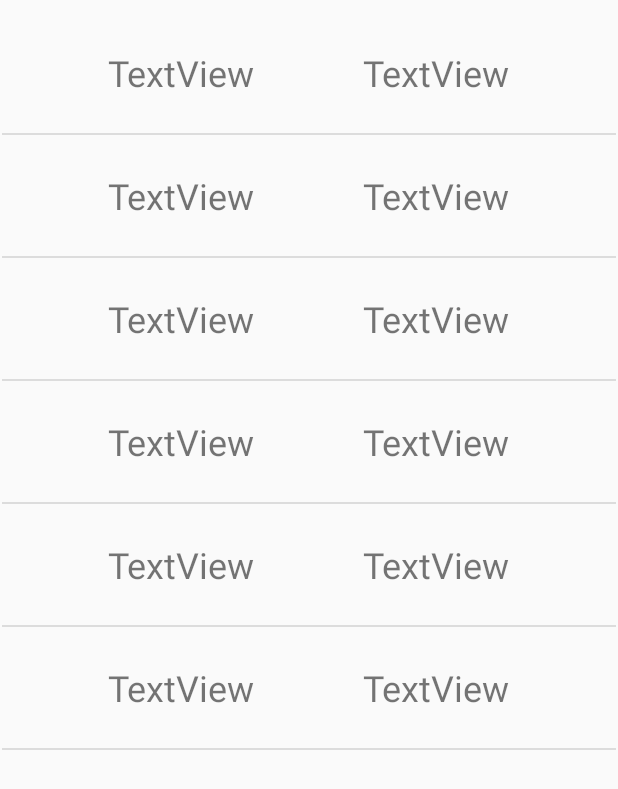
After one commit to wa451/PasswordManagerApp, an Android app: the layout show_layout.xml on its own in the app's theme, with its tools: preview values and no code run, on a phone screen of 412 x 824 dp. The commit adds this screen. Shown: the top 789 px of the screen. Run offline under Robolectric (Android 15) with nearby library versions, the phone set to English and light mode, and no system bars.

Commit message:
showまでの遷移

```diff
--- a/app/src/main/java/com/example/passwordmanager/ShowActivity.kt
+++ b/app/src/main/java/com/example/passwordmanager/ShowActivity.kt
@@ -2,10 +2,16 @@ package com.example.passwordmanager
 
 import androidx.appcompat.app.AppCompatActivity
 import android.os.Bundle
+import androidx.recyclerview.widget.LinearLayoutManager
+import androidx.recyclerview.widget.RecyclerView
 import io.realm.Realm
+import io.realm.Sort
 
 class ShowActivity : AppCompatActivity() {
+    private lateinit var recyclerView: RecyclerView
     private lateinit var realm: Realm
+    private lateinit var showAdapter: ShowAdapter
+    private lateinit var layoutManager: RecyclerView.LayoutManager
     override fun onCreate(savedInstanceState: Bundle?) {
         super.onCreate(savedInstanceState)
         setContentView(R.layout.activity_show)
@@ -13,6 +19,23 @@ class ShowActivity : AppCompatActivity() {
         realm= Realm.getDefaultInstance()
     }
 
+    override fun onStart() {
+        super.onStart()
+
+        var title = intent.getStringExtra("title").toString()
+
+        val uniqueList = realm.where(MyModel::class.java).equalTo("title", title).findAll()
+
+        //アダプターに結果を入れますよ
+        recyclerView = findViewById(R.id.rvShow)//ここでまずは中身recyclerViewにを入れる
+        showAdapter = ShowAdapter(uniqueList)
+        recyclerView.adapter = showAdapter
+
+        //縦並びに配置しますよ
+        layoutManager = LinearLayoutManager(this)
+        recyclerView.layoutManager = layoutManager
+    }
+
     override fun onDestroy() {
         super.onDestroy()
         realm.close()
--- /dev/null
+++ b/app/src/main/java/com/example/passwordmanager/ShowAdapter.kt
@@ -0,0 +1,36 @@
+package com.example.passwordmanager
+
+import android.view.LayoutInflater
+import android.view.ViewGroup
+import androidx.recyclerview.widget.RecyclerView
+import io.realm.RealmResults
+
+class ShowAdapter(realmResults: RealmResults<MyModel>): RecyclerView.Adapter<ViewHolderShow>() {
+    private val rResults: RealmResults<MyModel> =realmResults
+    override fun onCreateViewHolder(parent: ViewGroup, viewType: Int): ViewHolderShow {
+        val  oneXml = LayoutInflater.from(parent.context)
+            .inflate(R.layout.show_layout,parent,false)
+        return ViewHolderShow(oneXml)
+    }
+
+    override fun getItemCount(): Int {
+        return rResults.size
+    }
+
+    override fun onBindViewHolder(holder: ViewHolderShow, position: Int) {
+        val myModel = rResults[position]//position番目の結果を取得
+        val tvName = listOf(holder.showName1, holder.showName2, holder.showName3, holder.showName4, holder.showName5, holder.showName6)
+        val tvPass = listOf(holder.showPass1, holder.showPass2, holder.showPass3, holder.showPass4, holder.showPass5, holder.showPass6)
+        val nameList = listOf(myModel?.name1.toString(), myModel?.name2.toString(), myModel?.name3.toString(), myModel?.name4.toString(), myModel?.name5.toString(), myModel?.name6.toString())
+        val passList = listOf(myModel?.password1.toString(), myModel?.password2.toString(), myModel?.password3.toString(), myModel?.password4.toString(), myModel?.password5.toString(), myModel?.password6.toString())
+        for (i in 0..tvName.size-1){
+            if (nameList[i] == ""){
+                tvName[i].text = ""
+                tvPass[i].text = ""
+            }else {
+                tvName[i].text = nameList[i]
+                tvPass[i].text = passList[i]
+            }
+        }
+    }
+}
--- /dev/null
+++ b/app/src/main/java/com/example/passwordmanager/ViewHolderShow.kt
@@ -0,0 +1,21 @@
+package com.example.passwordmanager
+
+import android.view.View
+import android.widget.TextView
+import androidx.recyclerview.widget.RecyclerView
+
+class ViewHolderShow(v: View): RecyclerView.ViewHolder(v) {
+    var showName1 = v.findViewById<TextView>(R.id.showName1)
+    var showPass1 = v.findViewById<TextView>(R.id.showPass1)
+    var showName2 = v.findViewById<TextView>(R.id.showName2)
+    var showPass2 = v.findViewById<TextView>(R.id.showPass2)
+    var showName3 = v.findViewById<TextView>(R.id.showName3)
+    var showPass3 = v.findViewById<TextView>(R.id.showPass3)
+    var showName4 = v.findViewById<TextView>(R.id.showName4)
+    var showPass4 = v.findViewById<TextView>(R.id.showPass4)
+    var showName5 = v.findViewById<TextView>(R.id.showName5)
+    var showPass5 = v.findViewById<TextView>(R.id.showPass5)
+    var showName6 = v.findViewById<TextView>(R.id.showName6)
+    var showPass6 = v.findViewById<TextView>(R.id.showPass6)
+
+}
--- /dev/null
+++ b/app/src/main/res/layout/show_layout.xml
@@ -0,0 +1,206 @@
+<?xml version="1.0" encoding="utf-8"?>
+<androidx.constraintlayout.widget.ConstraintLayout xmlns:android="http://schemas.android.com/apk/res/android"
+    xmlns:app="http://schemas.android.com/apk/res-auto"
+    xmlns:tools="http://schemas.android.com/tools"
+    android:layout_width="match_parent"
+    android:layout_height="match_parent">
+
+    <TextView
+        android:id="@+id/showName1"
+        android:layout_width="wrap_content"
+        android:layout_height="wrap_content"
+        android:layout_marginTop="32dp"
+        android:text="TextView"
+        android:textSize="24sp"
+        app:layout_constraintEnd_toStartOf="@+id/showPass1"
+        app:layout_constraintHorizontal_bias="0.5"
+        app:layout_constraintStart_toStartOf="parent"
+        app:layout_constraintTop_toTopOf="parent" />
+
+    <TextView
+        android:id="@+id/showPass1"
+        android:layout_width="wrap_content"
+        android:layout_height="wrap_content"
+        android:text="TextView"
+        android:textSize="24sp"
+        app:layout_constraintEnd_toEndOf="parent"
+        app:layout_constraintHorizontal_bias="0.5"
+        app:layout_constraintStart_toEndOf="@+id/showName1"
+        app:layout_constraintTop_toTopOf="@+id/showName1" />
+
+    <View
+        android:id="@+id/divider1"
+        android:layout_width="409dp"
+        android:layout_height="1dp"
+        android:layout_marginTop="24dp"
+        android:background="?android:attr/listDivider"
+        app:layout_constraintEnd_toEndOf="parent"
+        app:layout_constraintStart_toStartOf="parent"
+        app:layout_constraintTop_toBottomOf="@+id/showName1" />
+
+    <TextView
+        android:id="@+id/showName2"
+        android:layout_width="wrap_content"
+        android:layout_height="wrap_content"
+        android:layout_marginTop="24dp"
+        android:text="TextView"
+        android:textSize="24sp"
+        app:layout_constraintEnd_toStartOf="@+id/showPass2"
+        app:layout_constraintHorizontal_bias="0.5"
+        app:layout_constraintStart_toStartOf="parent"
+        app:layout_constraintTop_toBottomOf="@+id/divider1" />
+
+    <TextView
+        android:id="@+id/showPass2"
+        android:layout_width="wrap_content"
+        android:layout_height="wrap_content"
+        android:text="TextView"
+        android:textSize="24sp"
+        app:layout_constraintEnd_toEndOf="parent"
+        app:layout_constraintHorizontal_bias="0.5"
+        app:layout_constraintStart_toEndOf="@+id/showName2"
+        app:layout_constraintTop_toTopOf="@+id/showName2" />
+
+    <View
+        android:id="@+id/divider2"
+        android:layout_width="409dp"
+        android:layout_height="1dp"
+        android:layout_marginTop="24dp"
+        android:background="?android:attr/listDivider"
+        app:layout_constraintEnd_toEndOf="parent"
+        app:layout_constraintStart_toStartOf="parent"
+        app:layout_constraintTop_toBottomOf="@+id/showName2" />
+
+    <TextView
+        android:id="@+id/showName3"
+        android:layout_width="wrap_content"
+        android:layout_height="wrap_content"
+        android:layout_marginTop="24dp"
+        android:text="TextView"
+        android:textSize="24sp"
+        app:layout_constraintEnd_toStartOf="@+id/showPass3"
+        app:layout_constraintHorizontal_bias="0.5"
+        app:layout_constraintStart_toStartOf="parent"
+        app:layout_constraintTop_toBottomOf="@+id/divider2" />
+
+    <TextView
+        android:id="@+id/showPass3"
+        android:layout_width="wrap_content"
+        android:layout_height="wrap_content"
+        android:text="TextView"
+        android:textSize="24sp"
+        app:layout_constraintEnd_toEndOf="parent"
+        app:layout_constraintHorizontal_bias="0.5"
+        app:layout_constraintStart_toEndOf="@+id/showName3"
+        app:layout_constraintTop_toTopOf="@+id/showName3" />
+
+    <View
+        android:id="@+id/divider3"
+        android:layout_width="409dp"
+        android:layout_height="1dp"
+        android:layout_marginTop="24dp"
+        android:background="?android:attr/listDivider"
+        app:layout_constraintEnd_toEndOf="parent"
+        app:layout_constraintStart_toStartOf="parent"
+        app:layout_constraintTop_toBottomOf="@+id/showName3" />
+
+    <TextView
+        android:id="@+id/showName4"
+        android:layout_width="wrap_content"
+        android:layout_height="wrap_content"
+        android:layout_marginTop="24dp"
+        android:text="TextView"
+        android:textSize="24sp"
+        app:layout_constraintEnd_toStartOf="@+id/showPass4"
+        app:layout_constraintHorizontal_bias="0.5"
+        app:layout_constraintStart_toStartOf="parent"
+        app:layout_constraintTop_toBottomOf="@+id/divider3" />
+
+    <TextView
+        android:id="@+id/showPass4"
+        android:layout_width="wrap_content"
+        android:layout_height="wrap_content"
+        android:text="TextView"
+        android:textSize="24sp"
+        app:layout_constraintEnd_toEndOf="parent"
+        app:layout_constraintHorizontal_bias="0.5"
+        app:layout_constraintStart_toEndOf="@+id/showName4"
+        app:layout_constraintTop_toTopOf="@+id/showName4" />
+
+    <View
+        android:id="@+id/divider4"
+        android:layout_width="409dp"
+        android:layout_height="1dp"
+        android:layout_marginTop="24dp"
+        android:background="?android:attr/listDivider"
+        app:layout_constraintEnd_toEndOf="parent"
+        app:layout_constraintStart_toStartOf="parent"
+        app:layout_constraintTop_toBottomOf="@+id/showName4" />
+
+    <TextView
+        android:id="@+id/showName5"
+        android:layout_width="wrap_content"
+        android:layout_height="wrap_content"
+        android:layout_marginTop="24dp"
+        android:text="TextView"
+        android:textSize="24sp"
+        app:layout_constraintEnd_toStartOf="@+id/showPass5"
+        app:layout_constraintHorizontal_bias="0.5"
+        app:layout_constraintStart_toStartOf="parent"
+        app:layout_constraintTop_toBottomOf="@+id/divider4" />
+
+    <TextView
+        android:id="@+id/showPass5"
+        android:layout_width="wrap_content"
+        android:layout_height="wrap_content"
+        android:text="TextView"
+        android:textSize="24sp"
+        app:layout_constraintEnd_toEndOf="parent"
+        app:layout_constraintHorizontal_bias="0.5"
+        app:layout_constraintStart_toEndOf="@+id/showName5"
+        app:layout_constraintTop_toTopOf="@+id/showName5" />
+
+    <View
+        android:id="@+id/divider5"
+        android:layout_width="409dp"
+        android:layout_height="1dp"
+        android:layout_marginTop="24dp"
+        android:background="?android:attr/listDivider"
+        app:layout_constraintEnd_toEndOf="parent"
+        app:layout_constraintStart_toStartOf="parent"
+        app:layout_constraintTop_toBottomOf="@+id/showName5" />
+
+    <TextView
+        android:id="@+id/showName6"
+        android:layout_width="wrap_content"
+        android:layout_height="wrap_content"
+        android:layout_marginTop="24dp"
+        android:text="TextView"
+        android:textSize="24sp"
+        app:layout_constraintEnd_toStartOf="@+id/showPass6"
+        app:layout_constraintHorizontal_bias="0.5"
+        app:layout_constraintStart_toStartOf="parent"
+        app:layout_constraintTop_toBottomOf="@+id/divider5" />
+
+    <TextView
+        android:id="@+id/showPass6"
+        android:layout_width="wrap_content"
+        android:layout_height="wrap_content"
+        android:text="TextView"
+        android:textSize="24sp"
+        app:layout_constraintEnd_toEndOf="parent"
+        app:layout_constraintHorizontal_bias="0.5"
+        app:layout_constraintStart_toEndOf="@+id/showName6"
+        app:layout_constraintTop_toTopOf="@+id/showName6" />
+
+    <View
+        android:id="@+id/divider6"
+        android:layout_width="409dp"
+        android:layout_height="1dp"
+        android:layout_marginTop="24dp"
+        android:background="?android:attr/listDivider"
+        app:layout_constraintEnd_toEndOf="parent"
+        app:layout_constraintStart_toStartOf="parent"
+        app:layout_constraintTop_toBottomOf="@+id/showName6" />
+
+</androidx.constraintlayout.widget.ConstraintLayout>
--- a/app/src/main/res/layout/title_layout.xml
+++ b/app/src/main/res/layout/title_layout.xml
@@ -2,7 +2,7 @@
 <androidx.constraintlayout.widget.ConstraintLayout xmlns:android="http://schemas.android.com/apk/res/android"
     xmlns:app="http://schemas.android.com/apk/res-auto"
     android:layout_width="match_parent"
-    android:layout_height="match_parent">
+    android:layout_height="wrap_content">
 
     <TextView
         android:id="@+id/tvTitle"
```
